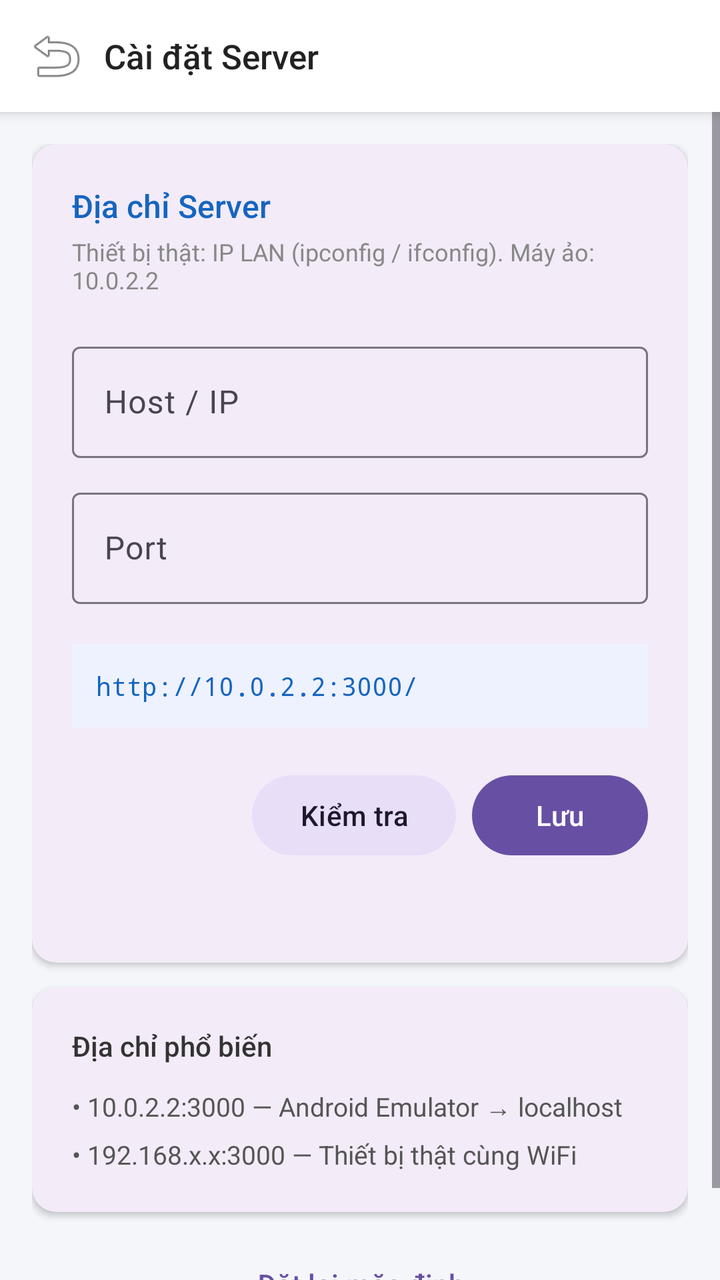
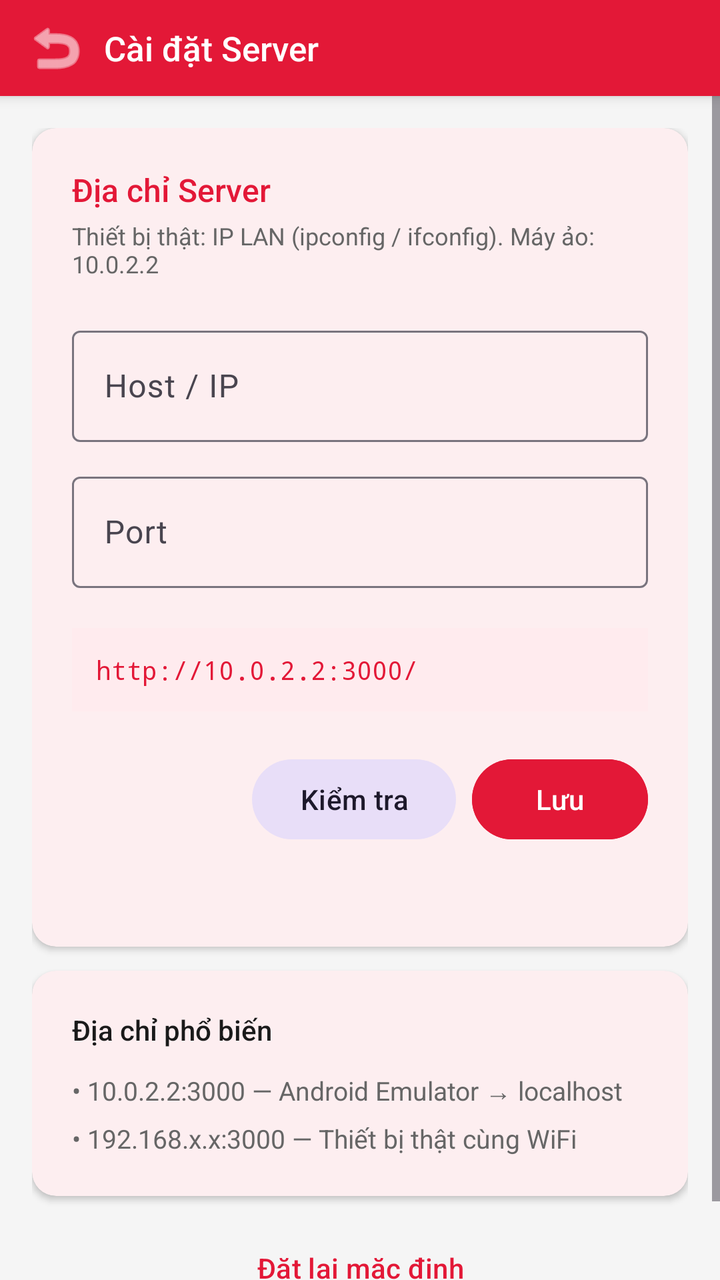

An Android layout rendered at two revisions. The XML below is the earlier revision; the diff shows what the commit changed to produce the second picture.
<!-- AndroidManifest.xml: application theme Theme.TodoApp -->
<!-- res/layout/activity_settings.xml -->
<?xml version="1.0" encoding="utf-8"?>
<LinearLayout xmlns:android="http://schemas.android.com/apk/res/android"
    xmlns:app="http://schemas.android.com/apk/res-auto"
    android:id="@+id/rootSettings"
    android:layout_width="match_parent"
    android:layout_height="match_parent"
    android:background="#F4F6F9"
    android:orientation="vertical">

    
    <LinearLayout
        android:id="@+id/toolbar"
        android:layout_width="match_parent"
        android:layout_height="56dp"
        android:background="@android:color/white"
        android:elevation="4dp"
        android:gravity="center_vertical"
        android:orientation="horizontal"
        android:paddingStart="4dp"
        android:paddingEnd="16dp">

        <ImageButton
            android:id="@+id/btnBack"
            android:layout_width="48dp"
            android:layout_height="48dp"
            android:background="?android:attr/selectableItemBackgroundBorderless"
            android:contentDescription="Quay lại"
            android:src="@android:drawable/ic_menu_revert" />

        <TextView
            android:layout_width="0dp"
            android:layout_height="wrap_content"
            android:layout_weight="1"
            android:fontFamily="sans-serif-medium"
            android:text="Cài đặt Server"
            android:textColor="#222222"
            android:textSize="17sp" />

    </LinearLayout>

    
    <ScrollView
        android:layout_width="match_parent"
        android:layout_height="0dp"
        android:layout_weight="1"
        android:clipToPadding="false"
        android:fillViewport="false">

        <LinearLayout
            android:layout_width="match_parent"
            android:layout_height="wrap_content"
            android:orientation="vertical"
            android:paddingHorizontal="16dp"
            android:paddingTop="16dp"
            android:paddingBottom="24dp">

            
            <com.google.android.material.card.MaterialCardView
                android:layout_width="match_parent"
                android:layout_height="wrap_content"
                android:layout_marginBottom="12dp"
                app:cardCornerRadius="12dp"
                app:cardElevation="2dp"
                app:strokeWidth="0dp">

                <LinearLayout
                    android:layout_width="match_parent"
                    android:layout_height="wrap_content"
                    android:orientation="vertical"
                    android:padding="20dp">

                    <TextView
                        android:layout_width="wrap_content"
                        android:layout_height="wrap_content"
                        android:fontFamily="sans-serif-medium"
                        android:text="Địa chỉ Server"
                        android:textColor="#1565C0"
                        android:textSize="16sp" />

                    <TextView
                        android:layout_width="wrap_content"
                        android:layout_height="wrap_content"
                        android:layout_marginTop="4dp"
                        android:layout_marginBottom="20dp"
                        android:text="Thiết bị thật: IP LAN (ipconfig / ifconfig). Máy ảo: 10.0.2.2"
                        android:textColor="#888888"
                        android:textSize="12sp" />

                    <com.google.android.material.textfield.TextInputLayout
                        android:id="@+id/tilServerHost"
                        style="@style/Widget.Material3.TextInputLayout.OutlinedBox"
                        android:layout_width="match_parent"
                        android:layout_height="wrap_content"
                        android:layout_marginBottom="12dp"
                        android:hint="Host / IP">

                        <com.google.android.material.textfield.TextInputEditText
                            android:id="@+id/etServerHost"
                            android:layout_width="match_parent"
                            android:layout_height="wrap_content"
                            android:inputType="textUri"
                            android:singleLine="true" />

                    </com.google.android.material.textfield.TextInputLayout>

                    <com.google.android.material.textfield.TextInputLayout
                        android:id="@+id/tilServerPort"
                        style="@style/Widget.Material3.TextInputLayout.OutlinedBox"
                        android:layout_width="match_parent"
                        android:layout_height="wrap_content"
                        android:layout_marginBottom="20dp"
                        android:hint="Port">

                        <com.google.android.material.textfield.TextInputEditText
                            android:id="@+id/etServerPort"
                            android:layout_width="match_parent"
                            android:layout_height="wrap_content"
                            android:inputType="number"
                            android:singleLine="true" />

                    </com.google.android.material.textfield.TextInputLayout>

                    
                    <TextView
                        android:id="@+id/tvCurrentUrl"
                        android:layout_width="match_parent"
                        android:layout_height="wrap_content"
                        android:layout_marginBottom="20dp"
                        android:background="#EEF2FF"
                        android:fontFamily="monospace"
                        android:padding="12dp"
                        android:text="http://10.0.2.2:3000/"
                        android:textColor="#1565C0"
                        android:textSize="13sp" />

                    
                    <LinearLayout
                        android:layout_width="match_parent"
                        android:layout_height="wrap_content"
                        android:gravity="end"
                        android:orientation="horizontal">

                        <Button
                            android:id="@+id/btnTest"
                            style="@style/Widget.Material3.Button.TonalButton"
                            android:layout_width="wrap_content"
                            android:layout_height="wrap_content"
                            android:layout_marginEnd="8dp"
                            android:text="Kiểm tra" />

                        <Button
                            android:id="@+id/btnSave"
                            style="@style/Widget.Material3.Button"
                            android:layout_width="wrap_content"
                            android:layout_height="wrap_content"
                            android:text="Lưu" />

                    </LinearLayout>

                    
                    <TextView
                        android:id="@+id/tvTestResult"
                        android:layout_width="match_parent"
                        android:layout_height="wrap_content"
                        android:layout_marginTop="12dp"
                        android:text=""
                        android:textSize="13sp" />

                </LinearLayout>
            </com.google.android.material.card.MaterialCardView>

            
            <com.google.android.material.card.MaterialCardView
                android:layout_width="match_parent"
                android:layout_height="wrap_content"
                android:layout_marginBottom="12dp"
                app:cardCornerRadius="12dp"
                app:cardElevation="2dp"
                app:strokeWidth="0dp">

                <LinearLayout
                    android:layout_width="match_parent"
                    android:layout_height="wrap_content"
                    android:orientation="vertical"
                    android:padding="20dp">

                    <TextView
                        android:layout_width="wrap_content"
                        android:layout_height="wrap_content"
                        android:layout_marginBottom="12dp"
                        android:fontFamily="sans-serif-medium"
                        android:text="Địa chỉ phổ biến"
                        android:textColor="#333333"
                        android:textSize="14sp" />

                    <TextView
                        android:layout_width="wrap_content"
                        android:layout_height="wrap_content"
                        android:layout_marginBottom="6dp"
                        android:text="• 10.0.2.2:3000 — Android Emulator → localhost"
                        android:textColor="#555555"
                        android:textSize="13sp" />

                    <TextView
                        android:layout_width="wrap_content"
                        android:layout_height="wrap_content"
                        android:text="• 192.168.x.x:3000 — Thiết bị thật cùng WiFi"
                        android:textColor="#555555"
                        android:textSize="13sp" />

                </LinearLayout>
            </com.google.android.material.card.MaterialCardView>

            
            <Button
                android:id="@+id/btnReset"
                style="@style/Widget.Material3.Button.TextButton"
                android:layout_width="match_parent"
                android:layout_height="wrap_content"
                android:text="Đặt lại mặc định" />

        </LinearLayout>
    </ScrollView>

</LinearLayout>
<!-- resources referenced by this layout -->
<resources>
  <style name="Theme.TodoApp" parent="Base.Theme.TodoApp">
          
          <item name="android:windowOptOutEdgeToEdgeEnforcement" tools:targetApi="35">true</item>
      </style>
  <style name="Base.Theme.TodoApp" parent="Theme.Material3.DayNight.NoActionBar">
          
          
      </style>
</resources>

<!-- the commit's change to res/layout/activity_settings.xml (unified diff, before → after) -->
@@ -4,15 +4,15 @@
     android:id="@+id/rootSettings"
     android:layout_width="match_parent"
     android:layout_height="match_parent"
-    android:background="#F4F6F9"
+    android:background="@color/surface"
     android:orientation="vertical">
 
     
     <LinearLayout
         android:id="@+id/toolbar"
         android:layout_width="match_parent"
-        android:layout_height="56dp"
-        android:background="@android:color/white"
+        android:layout_height="wrap_content"
+        android:background="@color/hust_red"
         android:elevation="4dp"
         android:gravity="center_vertical"
         android:orientation="horizontal"
@@ -25,7 +25,8 @@
             android:layout_height="48dp"
             android:background="?android:attr/selectableItemBackgroundBorderless"
             android:contentDescription="Quay lại"
-            android:src="@android:drawable/ic_menu_revert" />
+            android:src="@android:drawable/ic_menu_revert"
+            app:tint="#FFFFFF" />
 
         <TextView
             android:layout_width="0dp"
@@ -33,12 +34,10 @@
             android:layout_weight="1"
             android:fontFamily="sans-serif-medium"
             android:text="Cài đặt Server"
-            android:textColor="#222222"
+            android:textColor="#FFFFFF"
             android:textSize="17sp" />
-
     </LinearLayout>
 
-    
     <ScrollView
         android:layout_width="match_parent"
         android:layout_height="0dp"
@@ -74,7 +73,7 @@
                         android:layout_height="wrap_content"
                         android:fontFamily="sans-serif-medium"
                         android:text="Địa chỉ Server"
-                        android:textColor="#1565C0"
+                        android:textColor="@color/hust_red"
                         android:textSize="16sp" />
 
                     <TextView
@@ -83,7 +82,7 @@
                         android:layout_marginTop="4dp"
                         android:layout_marginBottom="20dp"
                         android:text="Thiết bị thật: IP LAN (ipconfig / ifconfig). Máy ảo: 10.0.2.2"
-                        android:textColor="#888888"
+                        android:textColor="@color/text_secondary"
                         android:textSize="12sp" />
 
                     <com.google.android.material.textfield.TextInputLayout
@@ -100,7 +99,6 @@
                             android:layout_height="wrap_content"
                             android:inputType="textUri"
                             android:singleLine="true" />
-
                     </com.google.android.material.textfield.TextInputLayout>
 
                     <com.google.android.material.textfield.TextInputLayout
@@ -117,7 +115,6 @@
                             android:layout_height="wrap_content"
                             android:inputType="number"
                             android:singleLine="true" />
-
                     </com.google.android.material.textfield.TextInputLayout>
 
                     
@@ -126,14 +123,13 @@
                         android:layout_width="match_parent"
                         android:layout_height="wrap_content"
                         android:layout_marginBottom="20dp"
-                        android:background="#EEF2FF"
+                        android:background="@color/hust_red_light"
                         android:fontFamily="monospace"
                         android:padding="12dp"
                         android:text="http://10.0.2.2:3000/"
-                        android:textColor="#1565C0"
-                        android:textSize="13sp" />
-
-                    
+                        android:textColor="@color/hust_red"
+                        android:textSize="13sp" />
+
                     <LinearLayout
                         android:layout_width="match_parent"
                         android:layout_height="wrap_content"
@@ -153,11 +149,10 @@
                             style="@style/Widget.Material3.Button"
                             android:layout_width="wrap_content"
                             android:layout_height="wrap_content"
+                            android:backgroundTint="@color/hust_red"
                             android:text="Lưu" />
-
                     </LinearLayout>
 
-                    
                     <TextView
                         android:id="@+id/tvTestResult"
                         android:layout_width="match_parent"
@@ -165,7 +160,6 @@
                         android:layout_marginTop="12dp"
                         android:text=""
                         android:textSize="13sp" />
-
                 </LinearLayout>
             </com.google.android.material.card.MaterialCardView>
 
@@ -190,7 +184,7 @@
                         android:layout_marginBottom="12dp"
                         android:fontFamily="sans-serif-medium"
                         android:text="Địa chỉ phổ biến"
-                        android:textColor="#333333"
+                        android:textColor="@color/text_primary"
                         android:textSize="14sp" />
 
                     <TextView
@@ -198,27 +192,25 @@
                         android:layout_height="wrap_content"
                         android:layout_marginBottom="6dp"
                         android:text="• 10.0.2.2:3000 — Android Emulator → localhost"
-                        android:textColor="#555555"
+                        android:textColor="@color/text_secondary"
                         android:textSize="13sp" />
 
                     <TextView
                         android:layout_width="wrap_content"
                         android:layout_height="wrap_content"
                         android:text="• 192.168.x.x:3000 — Thiết bị thật cùng WiFi"
-                        android:textColor="#555555"
-                        android:textSize="13sp" />
-
+                        android:textColor="@color/text_secondary"
+                        android:textSize="13sp" />
                 </LinearLayout>
             </com.google.android.material.card.MaterialCardView>
 
-            
             <Button
                 android:id="@+id/btnReset"
                 style="@style/Widget.Material3.Button.TextButton"
                 android:layout_width="match_parent"
                 android:layout_height="wrap_content"
-                android:text="Đặt lại mặc định" />
-
+                android:text="Đặt lại mặc định"
+                android:textColor="@color/hust_red" />
         </LinearLayout>
     </ScrollView>
 
<!-- resource entries referenced after the edit -->
@@ -1,12 +1,25 @@
 <!-- resources referenced by this layout -->
 <resources>
+  <color name="hust_red">#E31837</color>
+  <color name="hust_red_light">#FFEBEE</color>
+  <color name="surface">#F5F5F5</color>
+  <color name="text_primary">#1A1A1A</color>
+  <color name="text_secondary">#666666</color>
   <style name="Theme.TodoApp" parent="Base.Theme.TodoApp">
-          
           <item name="android:windowOptOutEdgeToEdgeEnforcement" tools:targetApi="35">true</item>
       </style>
   <style name="Base.Theme.TodoApp" parent="Theme.Material3.DayNight.NoActionBar">
-          
-          
+          <item name="colorPrimary">@color/hust_red</item>
+          <item name="colorOnPrimary">@color/white</item>
+          <item name="colorPrimaryContainer">@color/hust_red_light</item>
+          <item name="colorOnPrimaryContainer">@color/hust_red_dark</item>
+          <item name="colorSecondary">@color/hust_red_dark</item>
+          <item name="colorOnSecondary">@color/white</item>
+          <item name="colorSurface">@color/white</item>
+          <item name="colorOnSurface">@color/text_primary</item>
+          <item name="android:colorBackground">@color/surface</item>
       </style>
+  <color name="white">#FFFFFFFF</color>
+  <color name="hust_red_dark">#A81020</color>
 </resources>
 
